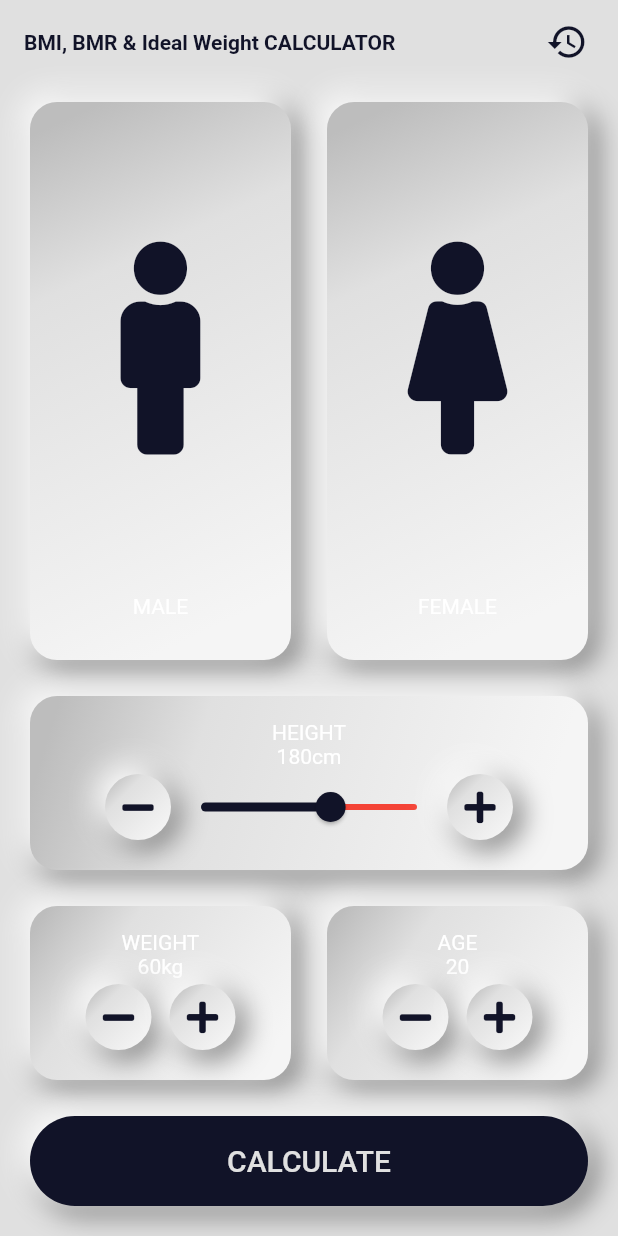
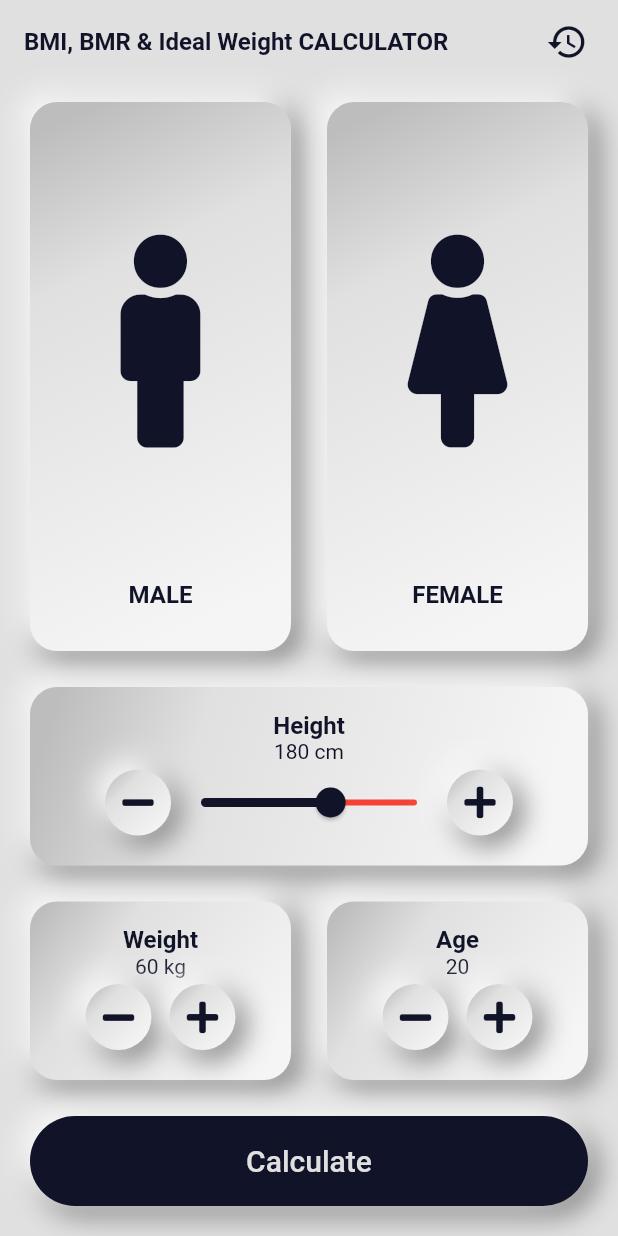
Before and after one commit to jagritjkh/bmi_calculator, a Flutter app: the screen it shows after launch, on a phone screen of 412 x 824 dp. Run offline on Flutter 3.47's test engine with Material 2 defaults, Android fonts, the phone set to English and light mode, and no system bars; our stand-ins replace font_awesome_flutter, lottie, sqflite; missing offline and left inert: animation_wrappers; accounts and stored records are empty.

Commit message:
add: multi-lingual support, app_config.dart, styling through context

```diff
--- /dev/null
+++ b/lib/app_config/app_config.dart
@@ -0,0 +1,14 @@
+class AppConfig {
+  static final String appName = 'BMI, BMR & Ideal Weight CALCULATOR';
+  static final String packageName = 'co.dartartau.bmicalculator';
+  static final String languageDefault = "en";
+  static final String defaultTheme = 'light';
+  static final Map<String, String> languagesSupported = {
+    'en': "English",
+    'ar': "عربى",
+    'pt': "Portugal",
+    'fr': "Français",
+    'id': "Bahasa Indonesia",
+    'es': "Español",
+  };
+}
--- a/lib/components/icon_content.dart
+++ b/lib/components/icon_content.dart
@@ -1,10 +1,10 @@
 import 'package:flutter/material.dart';
 
 class IconContent extends StatelessWidget {
-  final String? text;
+  final String text;
   final IconData? icon;
 
-  IconContent({this.text, this.icon});
+  IconContent({required this.text, this.icon});
 
   @override
   Widget build(BuildContext context) {
@@ -27,7 +27,10 @@ class IconContent extends StatelessWidget {
           padding: EdgeInsets.all(4.0),
           margin: EdgeInsets.only(bottom: 8.0),
           alignment: Alignment.center,
-          child: Text(text!),
+          child: Text(
+            text.toUpperCase(),
+            style: Theme.of(context).textTheme.bodyText1,
+          ),
         ),
       ],
     );
--- a/lib/main.dart
+++ b/lib/main.dart
@@ -1,6 +1,8 @@
+import 'package:bmi_calculator/generated/l10n.dart';
 import 'package:bmi_calculator/theme/style.dart';
 import 'package:flutter/material.dart';
 import 'package:flutter/services.dart';
+import 'package:flutter_localizations/flutter_localizations.dart';
 import 'screens/input_page.dart';
 
 Future<void> main() async {
@@ -15,6 +17,13 @@ class BMICalculator extends StatelessWidget {
   Widget build(BuildContext context) {
     return MaterialApp(
       theme: AppTheme.lightTheme,
+      localizationsDelegates: [
+        S.delegate,
+        GlobalMaterialLocalizations.delegate,
+        GlobalWidgetsLocalizations.delegate,
+        GlobalCupertinoLocalizations.delegate,
+      ],
+      supportedLocales: S.delegate.supportedLocales,
       home: InputPage(),
     );
   }
--- a/lib/screens/input_page.dart
+++ b/lib/screens/input_page.dart
@@ -1,3 +1,4 @@
+import 'package:bmi_calculator/app_config/app_config.dart';
 import 'package:bmi_calculator/components/bottom_bar.dart';
 import 'package:bmi_calculator/components/icon_content.dart';
 import 'package:bmi_calculator/components/reusable_card.dart';
@@ -8,6 +9,7 @@ import 'package:bmi_calculator/models/result.dart';
 import 'package:bmi_calculator/screens/results_page.dart';
 import 'package:flutter/material.dart';
 import 'package:font_awesome_flutter/font_awesome_flutter.dart';
+import 'package:bmi_calculator/generated/l10n.dart';
 
 enum Gender {
   maleCard,
@@ -27,11 +29,12 @@ class _InputPageState extends State<InputPage> {
 
   @override
   Widget build(BuildContext context) {
+    var theme = Theme.of(context);
     return Scaffold(
       appBar: AppBar(
         title: Text(
-          'BMI, BMR & Ideal Weight CALCULATOR',
-          style: Theme.of(context).textTheme.bodyText1,
+          AppConfig.appName,
+          style: theme.textTheme.bodyText1,
         ),
         actions: [
           HistoryButton(),
@@ -53,12 +56,10 @@ class _InputPageState extends State<InputPage> {
                         });
                       },
                       border: selectedGender == Gender.maleCard
-                          ? Border.all(
-                              color: Theme.of(context).backgroundColor,
-                              width: 2)
+                          ? Border.all(color: theme.backgroundColor, width: 2)
                           : null,
                       cardChild: IconContent(
-                        text: 'MALE',
+                        text: S.of(context).male,
                         icon: FontAwesomeIcons.male,
                       ),
                     ),
@@ -66,19 +67,15 @@ class _InputPageState extends State<InputPage> {
                   Expanded(
                     child: ReusableCard(
                       onPress: () {
-                        setState(
-                          () {
-                            selectedGender = Gender.femaleCard;
-                          },
-                        );
+                        setState(() {
+                          selectedGender = Gender.femaleCard;
+                        });
                       },
                       border: selectedGender == Gender.femaleCard
-                          ? Border.all(
-                              color: Theme.of(context).backgroundColor,
-                              width: 2)
+                          ? Border.all(color: theme.backgroundColor, width: 2)
                           : null,
                       cardChild: IconContent(
-                        text: 'FEMALE',
+                        text: S.of(context).female,
                         icon: FontAwesomeIcons.female,
                       ),
                     ),
@@ -90,16 +87,11 @@ class _InputPageState extends State<InputPage> {
               cardChild: Column(
                 mainAxisAlignment: MainAxisAlignment.center,
                 children: <Widget>[
-                  Text('HEIGHT'),
-                  Row(
-                    crossAxisAlignment: CrossAxisAlignment.baseline,
-                    textBaseline: TextBaseline.alphabetic,
-                    mainAxisAlignment: MainAxisAlignment.center,
-                    children: <Widget>[
-                      Text(height.toString()),
-                      Text('cm'),
-                    ],
+                  Text(
+                    S.of(context).height,
+                    style: theme.textTheme.bodyText1,
                   ),
+                  Text(height.toString() + ' cm'),
                   Padding(
                     padding: EdgeInsets.all(4.0),
                     child: Row(
@@ -108,11 +100,9 @@ class _InputPageState extends State<InputPage> {
                         RoundIconButton(
                           icon: FontAwesomeIcons.minus,
                           onPressed: () {
-                            setState(
-                              () {
-                                (height == 120) ? height = 120 : height--;
-                              },
-                            );
+                            setState(() {
+                              (height == 120) ? height = 120 : height--;
+                            });
                           },
                         ),
                         Slider(
@@ -120,11 +110,9 @@ class _InputPageState extends State<InputPage> {
                           min: 120.0,
                           max: 220.0,
                           onChanged: (double newValue) {
-                            setState(
-                              () {
-                                height = newValue.round();
-                              },
-                            );
+                            setState(() {
+                              height = newValue.round();
+                            });
                           },
                         ),
                         RoundIconButton(
@@ -148,16 +136,9 @@ class _InputPageState extends State<InputPage> {
                     cardChild: Column(
                       mainAxisAlignment: MainAxisAlignment.center,
                       children: <Widget>[
-                        Text('WEIGHT'),
-                        Row(
-                          crossAxisAlignment: CrossAxisAlignment.baseline,
-                          textBaseline: TextBaseline.alphabetic,
-                          mainAxisAlignment: MainAxisAlignment.center,
-                          children: <Widget>[
-                            Text(weight.toString()),
-                            Text('kg'),
-                          ],
-                        ),
+                        Text(S.of(context).weight,
+                            style: theme.textTheme.bodyText1),
+                        Text(weight.toString() + ' kg'),
                         Padding(
                           padding: EdgeInsets.all(4.0),
                           child: Row(
@@ -171,9 +152,7 @@ class _InputPageState extends State<InputPage> {
                                   });
                                 },
                               ),
-                              SizedBox(
-                                width: 12.0,
-                              ),
+                              SizedBox(width: 12.0),
                               RoundIconButton(
                                 icon: FontAwesomeIcons.plus,
                                 onPressed: () {
@@ -194,10 +173,9 @@ class _InputPageState extends State<InputPage> {
                     cardChild: Column(
                       mainAxisAlignment: MainAxisAlignment.center,
                       children: <Widget>[
-                        Text('AGE'),
-                        Text(
-                          age.toString(),
-                        ),
+                        Text(S.of(context).age,
+                            style: theme.textTheme.bodyText1),
+                        Text(age.toString()),
                         Padding(
                           padding: EdgeInsets.all(4.0),
                           child: Row(
@@ -211,9 +189,7 @@ class _InputPageState extends State<InputPage> {
                                   });
                                 },
                               ),
-                              SizedBox(
-                                width: 12.0,
-                              ),
+                              SizedBox(width: 12.0),
                               RoundIconButton(
                                 icon: FontAwesomeIcons.plus,
                                 onPressed: () {
@@ -260,7 +236,7 @@ class _InputPageState extends State<InputPage> {
                   ),
                 );
               },
-              text: 'CALCULATE',
+              text: S.of(context).calculate,
             )
           ],
         ),
--- a/lib/theme/style.dart
+++ b/lib/theme/style.dart
@@ -31,9 +31,12 @@ class AppTheme {
       button: TextStyle(color: lightColor, fontSize: 20),
       bodyText1: TextStyle(
         color: darkColor,
-        fontSize: 14,
         fontWeight: FontWeight.bold,
+        fontSize: 16,
       ),
+      bodyText2: TextStyle(color: darkColor),
+      headline4: TextStyle(color: darkColor, fontWeight: FontWeight.bold),
+      headline5: TextStyle(color: darkColor, fontWeight: FontWeight.bold),
     ),
 
     //slider theme
@@ -62,6 +65,14 @@ class AppTheme {
     //text theme
     textTheme: TextTheme(
       button: TextStyle(color: darkColor, fontSize: 20),
+      bodyText1: TextStyle(
+        color: lightColor,
+        fontWeight: FontWeight.bold,
+        fontSize: 16,
+      ),
+      bodyText2: TextStyle(color: lightColor),
+      headline4: TextStyle(color: lightColor, fontWeight: FontWeight.bold),
+      headline5: TextStyle(color: lightColor, fontWeight: FontWeight.bold),
     ),
 
     //slider theme
```
Also changed, not shown: lib/functions/calculator_brain.dart (+7 -5 lines), lib/l10n/intl_en.arb (added, +24 -0 lines), lib/screens/results_page.dart (+26 -17 lines), pubspec.yaml (+10 -0 lines), lib/generated/intl/messages_all.dart (added), lib/generated/intl/messages_en.dart (added), lib/generated/l10n.dart (added), pubspec.lock, 2 other files.
